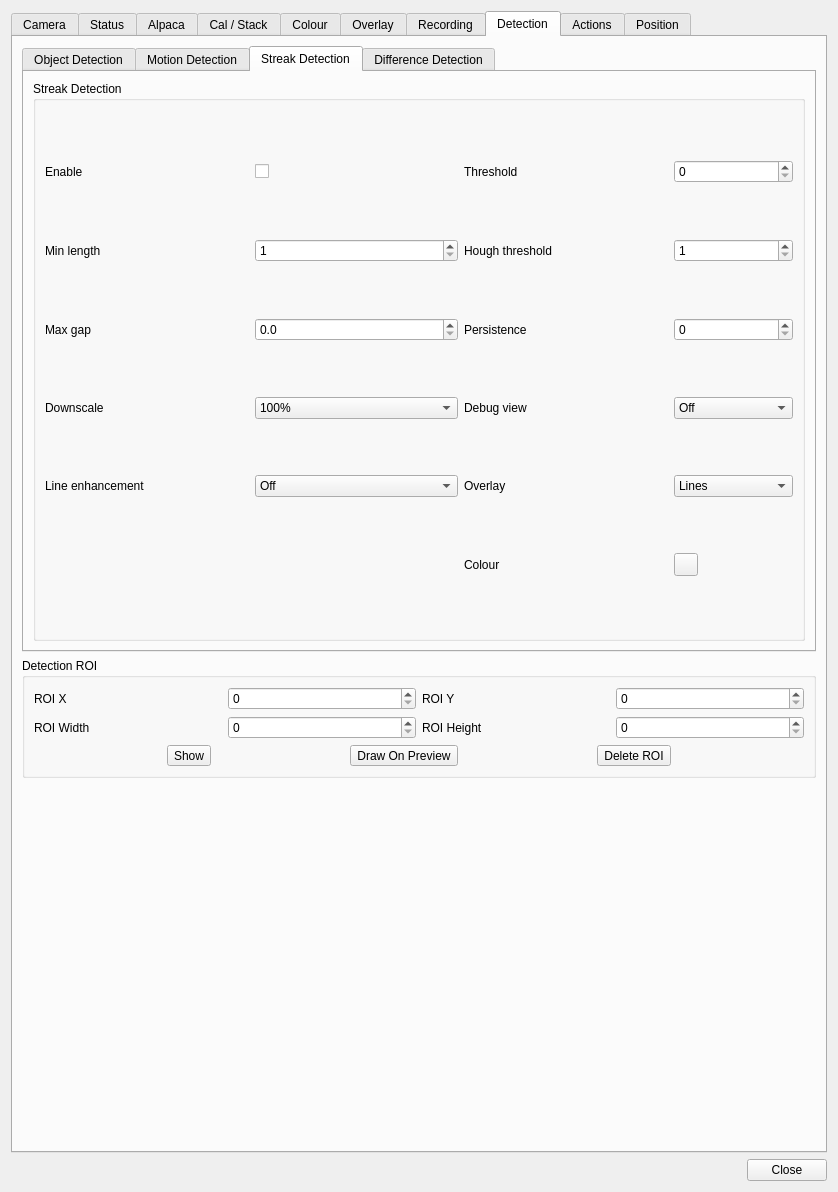
First picture: the form in plugins/feature/camera/camerasettingsdialog.ui, repository srcejon/sdrangel, before the edit.
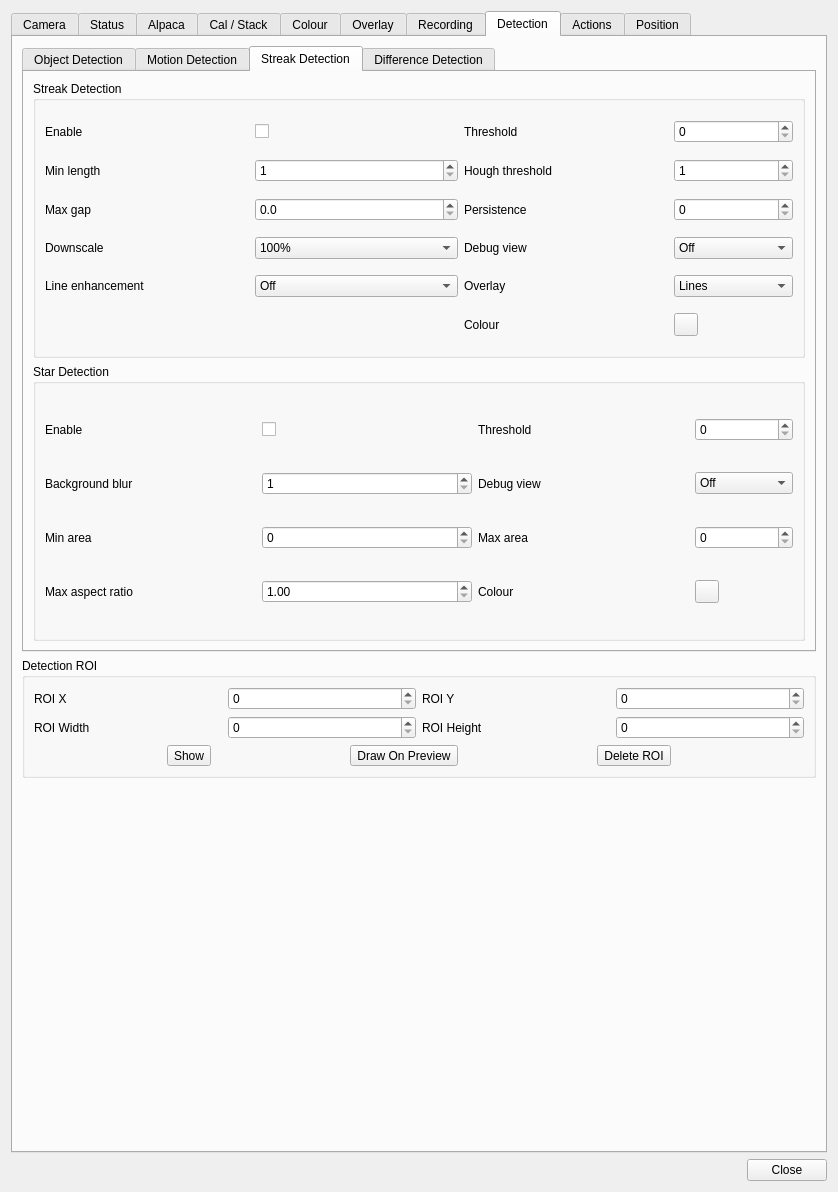
Second picture: the form after the edit. The open tabs and pages were chosen to show the change. Icons and pictures are not drawn. Custom widgets are drawn as their Qt base class.

Commit message: Add camera star detection overlay

Diff of the .ui file:
```diff
--- a/plugins/feature/camera/camerasettingsdialog.ui
+++ b/plugins/feature/camera/camerasettingsdialog.ui
@@ -4434,7 +4434,7 @@
           </attribute>
           <layout class="QVBoxLayout" name="verticalLayout_10">
            <item>
-            <widget class="QGroupBox" name="streakDetectionGroup">
+           <widget class="QGroupBox" name="streakDetectionGroup">
              <property name="title">
               <string>Streak Detection</string>
              </property>
@@ -4666,6 +4666,158 @@
              </layout>
             </widget>
            </item>
+           <item>
+            <widget class="QGroupBox" name="starDetectionGroup">
+             <property name="title">
+              <string>Star Detection</string>
+             </property>
+             <layout class="QGridLayout" name="gridLayout_30">
+              <item row="0" column="0">
+               <widget class="QLabel" name="starDetectLabel">
+                <property name="text">
+                 <string>Enable</string>
+                </property>
+               </widget>
+              </item>
+              <item row="0" column="1">
+               <widget class="QCheckBox" name="starDetectCheck">
+                <property name="text">
+                 <string/>
+                </property>
+               </widget>
+              </item>
+              <item row="0" column="2">
+               <widget class="QLabel" name="starThresholdLabel">
+                <property name="text">
+                 <string>Threshold</string>
+                </property>
+               </widget>
+              </item>
+              <item row="0" column="3">
+               <widget class="QSpinBox" name="starThresholdSpin">
+                <property name="maximum">
+                 <number>255</number>
+                </property>
+               </widget>
+              </item>
+              <item row="1" column="0">
+               <widget class="QLabel" name="starBackgroundBlurLabel">
+                <property name="text">
+                 <string>Background blur</string>
+                </property>
+               </widget>
+              </item>
+              <item row="1" column="1">
+               <widget class="QSpinBox" name="starBackgroundBlurSpin">
+                <property name="minimum">
+                 <number>1</number>
+                </property>
+                <property name="maximum">
+                 <number>50</number>
+                </property>
+               </widget>
+              </item>
+              <item row="1" column="2">
+               <widget class="QLabel" name="starDebugViewLabel">
+                <property name="text">
+                 <string>Debug view</string>
+                </property>
+               </widget>
+              </item>
+              <item row="1" column="3">
+               <widget class="QComboBox" name="starDebugViewCombo">
+                <item>
+                 <property name="text">
+                  <string>Off</string>
+                 </property>
+                </item>
+                <item>
+                 <property name="text">
+                  <string>Background</string>
+                 </property>
+                </item>
+                <item>
+                 <property name="text">
+                  <string>Residual</string>
+                 </property>
+                </item>
+                <item>
+                 <property name="text">
+                  <string>Thresholded</string>
+                 </property>
+                </item>
+                <item>
+                 <property name="text">
+                  <string>Final</string>
+                 </property>
+                </item>
+               </widget>
+              </item>
+              <item row="2" column="0">
+               <widget class="QLabel" name="starMinAreaLabel">
+                <property name="text">
+                 <string>Min area</string>
+                </property>
+               </widget>
+              </item>
+              <item row="2" column="1">
+               <widget class="QSpinBox" name="starMinAreaSpin">
+                <property name="maximum">
+                 <number>10000</number>
+                </property>
+               </widget>
+              </item>
+              <item row="2" column="2">
+               <widget class="QLabel" name="starMaxAreaLabel">
+                <property name="text">
+                 <string>Max area</string>
+                </property>
+               </widget>
+              </item>
+              <item row="2" column="3">
+               <widget class="QSpinBox" name="starMaxAreaSpin">
+                <property name="maximum">
+                 <number>10000</number>
+                </property>
+               </widget>
+              </item>
+              <item row="3" column="0">
+               <widget class="QLabel" name="starMaxAspectRatioLabel">
+                <property name="text">
+                 <string>Max aspect ratio</string>
+                </property>
+               </widget>
+              </item>
+              <item row="3" column="1">
+               <widget class="QDoubleSpinBox" name="starMaxAspectRatioSpin">
+                <property name="minimum">
+                 <double>1.000000000000000</double>
+                </property>
+                <property name="maximum">
+                 <double>10.000000000000000</double>
+                </property>
+                <property name="singleStep">
+                 <double>0.100000000000000</double>
+                </property>
+               </widget>
+              </item>
+              <item row="3" column="2">
+               <widget class="QLabel" name="starColorLabel">
+                <property name="text">
+                 <string>Colour</string>
+                </property>
+               </widget>
+              </item>
+              <item row="3" column="3">
+               <widget class="QToolButton" name="starColorButton">
+                <property name="text">
+                 <string/>
+                </property>
+               </widget>
+              </item>
+             </layout>
+            </widget>
+           </item>
           </layout>
          </widget>
          <widget class="QWidget" name="tab_4">
```
The commit also changes 9 other files.
